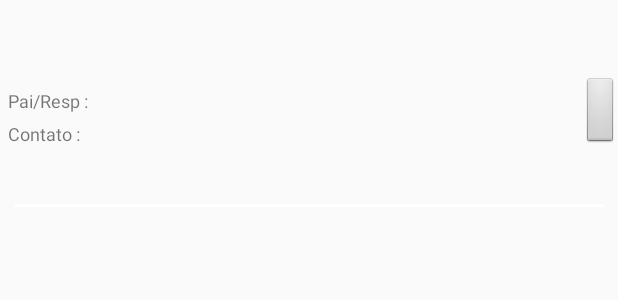
After one commit to AFIS-APPS/CrismaSantuario, an Android app: the layout lista_sms.xml on its own in the app's theme, with its tools: preview values and no code run, on a phone screen of 412 x 824 dp. The commit adds this screen. Shown: the top 300 px of the screen. Run offline under Robolectric (Android 15) with nearby library versions, the phone set to English and light mode, and no system bars; Roboto replaces fonts that are not available here.

Commit message:
Organização das pastas, e novas classes

```diff
--- /dev/null
+++ b/app/src/main/res/layout/lista_sms.xml
@@ -0,0 +1,110 @@
+<?xml version="1.0" encoding="utf-8"?>
+<android.support.constraint.ConstraintLayout
+    xmlns:android="http://schemas.android.com/apk/res/android"
+    xmlns:app="http://schemas.android.com/apk/res-auto"
+    xmlns:tools="http://schemas.android.com/tools"
+    android:layout_width="match_parent"
+    android:layout_height="wrap_content">
+
+    <TextView
+        android:id="@+id/nomeCrismandoSMS"
+        android:layout_width="0dp"
+        android:layout_height="wrap_content"
+        android:layout_marginEnd="10dp"
+        android:layout_marginStart="5dp"
+        android:layout_marginTop="5dp"
+        android:textAllCaps="true"
+        android:textColor="@android:color/black"
+        app:layout_constraintEnd_toStartOf="@+id/imgbtEnviaSMS"
+        app:layout_constraintStart_toStartOf="parent"
+        app:layout_constraintTop_toTopOf="parent" />
+
+    <TextView
+        android:id="@+id/contatoCrismandoSMS"
+        android:layout_width="wrap_content"
+        android:layout_height="wrap_content"
+        android:layout_marginStart="5dp"
+        android:layout_marginTop="5dp"
+        android:text=" "
+        android:textColor="@android:color/black"
+        android:textSize="13sp"
+        app:layout_constraintStart_toStartOf="parent"
+        app:layout_constraintTop_toBottomOf="@+id/nomeCrismandoSMS" />
+
+    <TextView
+        android:id="@+id/paiRespview"
+        android:layout_width="wrap_content"
+        android:layout_height="wrap_content"
+        android:layout_marginStart="5dp"
+        android:layout_marginTop="10dp"
+        android:text="Pai/Resp :"
+        android:textSize="12sp"
+        app:layout_constraintStart_toStartOf="parent"
+        app:layout_constraintTop_toBottomOf="@+id/contatoCrismandoSMS" />
+
+    <TextView
+        android:id="@+id/nomePaiSMS"
+        android:layout_width="0dp"
+        android:layout_height="wrap_content"
+        android:layout_marginEnd="8dp"
+        android:layout_marginStart="8dp"
+        android:textAllCaps="true"
+        android:textColor="@android:color/black"
+        android:textSize="12sp"
+        app:layout_constraintBaseline_toBaselineOf="@+id/paiRespview"
+        app:layout_constraintEnd_toStartOf="@+id/imgbtEnviaSMS"
+        app:layout_constraintStart_toEndOf="@+id/paiRespview" />
+
+    <ImageButton
+        android:id="@+id/imgbtEnviaSMS"
+        style="@android:style/Widget.ImageButton"
+        android:layout_width="wrap_content"
+        android:layout_height="wrap_content"
+        android:layout_marginBottom="5dp"
+        android:layout_marginTop="5dp"
+        app:layout_constraintBottom_toBottomOf="parent"
+        app:layout_constraintEnd_toEndOf="parent"
+        app:layout_constraintTop_toTopOf="parent"/>
+        <!--app:srcCompat="@drawable/icone_enviarsms" -->
+
+
+    <TextView
+        android:id="@+id/contatoPaiSMS"
+        android:layout_width="wrap_content"
+        android:layout_height="wrap_content"
+        android:layout_marginStart="10dp"
+        android:textColor="@android:color/black"
+        android:textSize="12sp"
+        android:textStyle="bold"
+        app:layout_constraintBaseline_toBaselineOf="@+id/contatoView"
+        app:layout_constraintStart_toEndOf="@+id/contatoView" />
+
+    <TextView
+        android:id="@+id/contatoView"
+        android:layout_width="wrap_content"
+        android:layout_height="wrap_content"
+        android:layout_marginStart="5dp"
+        android:layout_marginTop="5dp"
+        android:text="Contato :"
+        android:textSize="12sp"
+        app:layout_constraintStart_toStartOf="parent"
+        app:layout_constraintTop_toBottomOf="@+id/paiRespview" />
+
+    <EditText
+        android:id="@+id/descSMS"
+        android:layout_width="match_parent"
+        android:layout_height="match_parent"
+        android:layout_marginBottom="5dp"
+        android:layout_marginEnd="5dp"
+        android:layout_marginStart="5dp"
+        android:layout_marginTop="10dp"
+        android:ems="10"
+        android:inputType="text"
+        android:textSize="12sp"
+        app:layout_constraintBottom_toBottomOf="parent"
+        app:layout_constraintEnd_toEndOf="parent"
+        app:layout_constraintStart_toStartOf="parent"
+        app:layout_constraintTop_toBottomOf="@+id/contatoView" />
+    <!--android:text="@string/stringSMS"-->
+
+</android.support.constraint.ConstraintLayout>
--- a/app/src/main/res/values/colors.xml
+++ b/app/src/main/res/values/colors.xml
@@ -1,6 +1,6 @@
 <?xml version="1.0" encoding="utf-8"?>
 <resources>
     <color name="colorPrimary">#3F51B5</color>
-    <color name="colorPrimaryDark">#303F9F</color>
+    <color name="colorPrimaryDark">#303f9f</color>
     <color name="colorAccent">#FFFFFF</color>
 </resources>
--- a/build.gradle
+++ b/build.gradle
@@ -7,7 +7,8 @@ buildscript {
         jcenter()
     }
     dependencies {
-        classpath 'com.android.tools.build:gradle:3.1.3'
+        classpath 'com.android.tools.build:gradle:3.1.4'
+        classpath 'com.google.gms:google-services:4.0.1'
 
 
         // NOTE: Do not place your application dependencies here; they belong
```
Also changed, not shown: app/build.gradle (+8 -2 lines), app/src/main/java/com/apps/afis/crismasantuario/Adapters/RcAvisoAdapter.java (added, +92 -0 lines), app/src/main/java/com/apps/afis/crismasantuario/Adapters/RcSMSAdapter.java (added, +147 -0 lines), app/src/main/java/com/apps/afis/crismasantuario/Firebase/CloudFirestore/FBFirestore.java (added, +20 -0 lines), app/src/main/java/com/apps/afis/crismasantuario/Firebase/FirebaseAuth/FBAuth.java (added, +20 -0 lines), app/src/main/java/com/apps/afis/crismasantuario/Main/MainActivity.java (+29 -4 lines), app/src/main/java/com/apps/afis/crismasantuario/Models/Avisos.java (added, +43 -0 lines), app/src/main/res/layout/list_avisos.xml (added, +90 -0 lines), app/src/main/res/layout/modelo_login_dialog.xml (+8 -0 lines), app/src/main/res/layout/modelo_turmas_dialog.xml (+9 -0 lines), 1 other file.
